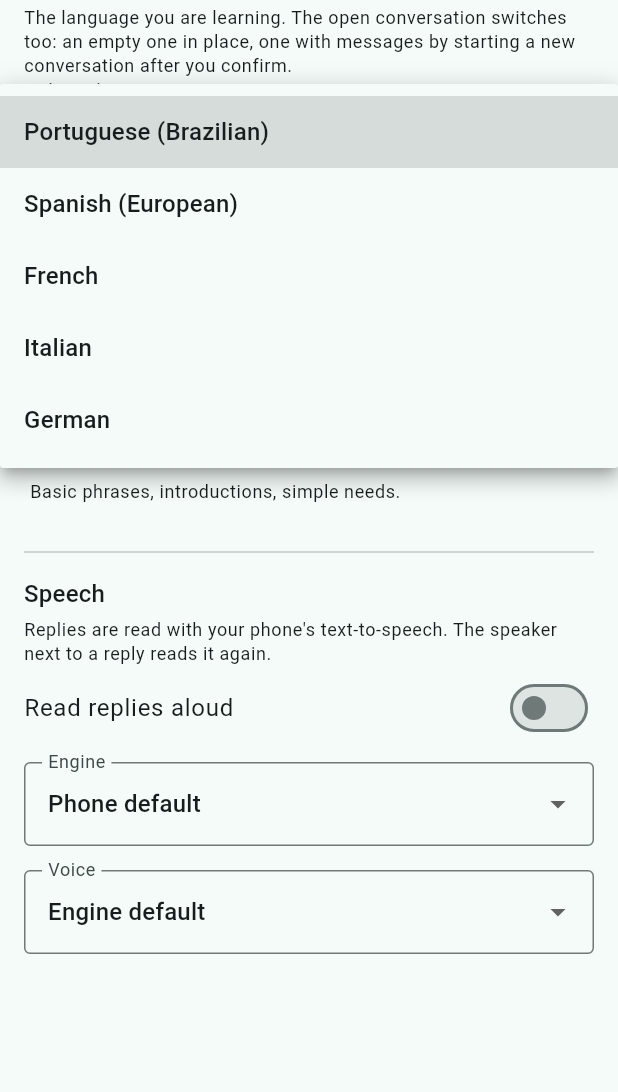
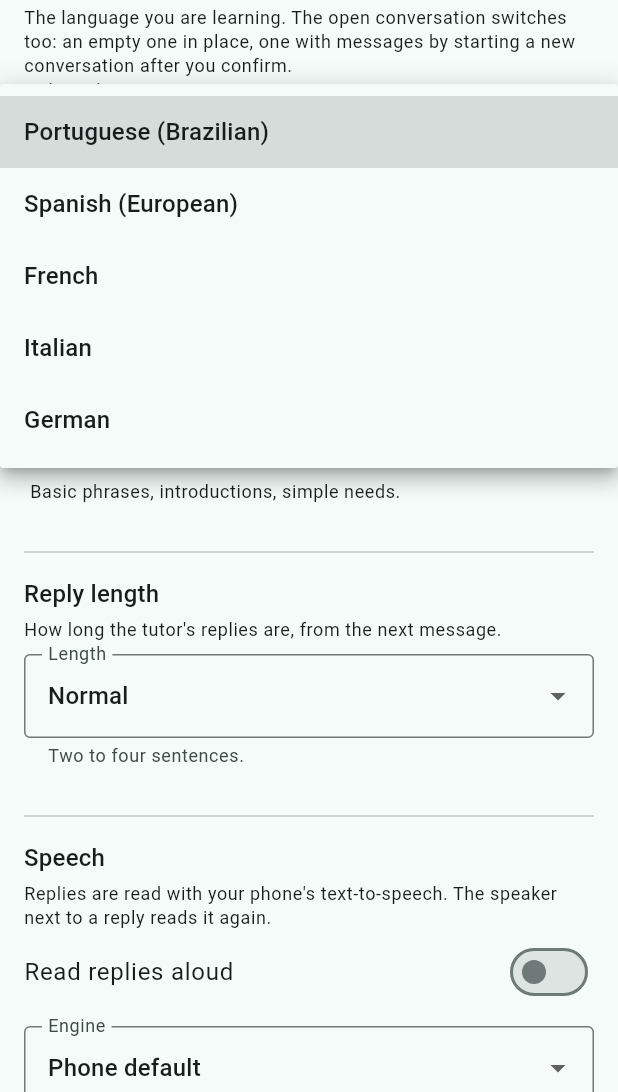
Before and after one commit to Pitrified/fala-language-tutor, a Flutter app: the LanguageSettingsScreen screen opened by its route, after a tap on "Portuguese (Brazilian)", on a phone screen of 412 x 824 dp, the part 144-1236 px from its top. Run offline on Flutter 3.47's test engine with Material 3 defaults, Android fonts, the phone set to English and light mode, and no system bars; our stand-ins replace flutter_riverpod, flutter_secure_storage, flutter_tts, freezed_annotation, go_router, hive and 1 more; missing offline and left inert: openai_dart; accounts and stored records are empty; generated files the repository leaves out were written again.

Commit message:
feat(14): reply length setting on the Language page
Short, normal or long, sent to the prompt as the matching length rule
from reply_style.json on every message.

Co-Authored-By: Claude Opus 5.5 <noreply@anthropic.com>
Claude-Session: https://claude.ai/code/session_017SavMvSBp2orTpJANzV16y

```diff
--- /dev/null
+++ b/lib/models/reply_length.dart
@@ -0,0 +1,29 @@
+/// How long the tutor's conversational reply is. Sent to the prompt as the
+/// length rule of the same name in `reply_style.json`.
+enum ReplyLength { short, normal, long }
+
+/// Labels and parsing for [ReplyLength].
+extension ReplyLengthX on ReplyLength {
+  /// Name shown in the picker.
+  String get label => switch (this) {
+    ReplyLength.short => 'Short',
+    ReplyLength.normal => 'Normal',
+    ReplyLength.long => 'Long',
+  };
+
+  /// What the tutor is asked for, shown under the picker.
+  String get description => switch (this) {
+    ReplyLength.short => 'One or two sentences.',
+    ReplyLength.normal => 'Two to four sentences.',
+    ReplyLength.long =>
+      'Four to six sentences, with a detail or opinion of the tutor\'s own.',
+  };
+
+  /// Parses a stored [ReplyLength.name], or null for anything else.
+  static ReplyLength? fromName(String? name) {
+    for (final length in ReplyLength.values) {
+      if (length.name == name) return length;
+    }
+    return null;
+  }
+}
--- a/lib/providers/conversation_provider.dart
+++ b/lib/providers/conversation_provider.dart
@@ -3,6 +3,7 @@ import 'package:flutter_riverpod/flutter_riverpod.dart';
 import '../services/conversation/conversation_controller.dart';
 import 'inference_provider.dart';
 import 'service_providers.dart';
+import 'settings_provider.dart';
 
 /// Provider for the ConversationController.
 ///
@@ -15,5 +16,6 @@ final conversationControllerProvider = Provider<ConversationController?>((ref) {
     streamEngine: streamEngine,
     repository: ref.watch(conversationRepositoryProvider),
     promptManager: ref.watch(promptManagerProvider),
+    replyLength: () => ref.read(replyLengthProvider),
   );
 });
--- a/lib/providers/settings_provider.dart
+++ b/lib/providers/settings_provider.dart
@@ -2,6 +2,7 @@ import 'package:flutter/foundation.dart';
 import 'package:flutter_riverpod/flutter_riverpod.dart';
 
 import '../models/cefr_level.dart';
+import '../models/reply_length.dart';
 import '../models/target_language.dart';
 import '../models/topic.dart';
 import '../services/inference/engine_kind.dart';
@@ -136,6 +137,25 @@ final defaultCefrLevelProvider =
       DefaultCefrLevelNotifier.new,
     );
 
+/// Reactive holder for the tutor's [ReplyLength]. Read by the conversation
+/// controller on every message, so a change applies to the next reply.
+class ReplyLengthNotifier extends Notifier<ReplyLength> {
+  @override
+  ReplyLength build() => ref.read(appSettingsRepositoryProvider).replyLength();
+
+  /// Persist [length].
+  Future<void> select(ReplyLength length) async {
+    if (length == state) return;
+    await ref.read(appSettingsRepositoryProvider).setReplyLength(length);
+    state = length;
+  }
+}
+
+/// Provider for the tutor's [ReplyLength].
+final replyLengthProvider = NotifierProvider<ReplyLengthNotifier, ReplyLength>(
+  ReplyLengthNotifier.new,
+);
+
 /// Reactive holder for the default topic seed used when starting new
 /// conversations. Empty string = no topic preference.
 ///
--- a/lib/screens/settings/language_settings_screen.dart
+++ b/lib/screens/settings/language_settings_screen.dart
@@ -5,6 +5,7 @@ import 'package:url_launcher/url_launcher.dart';
 import '../../build_info.dart';
 
 import '../../models/cefr_level.dart';
+import '../../models/reply_length.dart';
 import '../../models/target_language.dart';
 import '../../providers/conversation_provider.dart';
 import '../../providers/settings_provider.dart';
@@ -47,6 +48,17 @@ class LanguageSettingsScreen extends ConsumerWidget {
           ),
           const SizedBox(height: 8),
           const _CefrDropdown(),
+          const SizedBox(height: 24),
+          const Divider(),
+          const SizedBox(height: 8),
+          Text('Reply length', style: Theme.of(context).textTheme.titleMedium),
+          const SizedBox(height: 4),
+          Text(
+            'How long the tutor\'s replies are, from the next message.',
+            style: Theme.of(context).textTheme.bodySmall,
+          ),
+          const SizedBox(height: 8),
+          const _ReplyLengthDropdown(),
           const SizedBox(height: 24),
           const Divider(),
           const SizedBox(height: 8),
@@ -146,6 +158,35 @@ class _CefrDropdown extends ConsumerWidget {
           ),
         ),
       ],
+    );
+  }
+}
+
+/// The tutor's reply length, with what it asks for under the dropdown.
+class _ReplyLengthDropdown extends ConsumerWidget {
+  const _ReplyLengthDropdown();
+
+  @override
+  Widget build(BuildContext context, WidgetRef ref) {
+    final current = ref.watch(replyLengthProvider);
+    return DropdownButtonFormField<ReplyLength>(
+      initialValue: current,
+      decoration: InputDecoration(
+        border: const OutlineInputBorder(),
+        labelText: 'Length',
+        helperText: current.description,
+      ),
+      items: [
+        for (final length in ReplyLength.values)
+          DropdownMenuItem<ReplyLength>(
+            value: length,
+            child: Text(length.label),
+          ),
+      ],
+      onChanged: (length) async {
+        if (length == null) return;
+        await ref.read(replyLengthProvider.notifier).select(length);
+      },
     );
   }
 }
--- a/lib/services/conversation/conversation_controller.dart
+++ b/lib/services/conversation/conversation_controller.dart
@@ -4,6 +4,7 @@ import '../../models/app_exception.dart';
 import '../../models/cefr_level.dart';
 import '../../models/conversation.dart';
 import '../../models/conversation_message.dart';
+import '../../models/reply_length.dart';
 import '../../models/target_language.dart';
 import '../../models/tutor_response.dart';
 import '../inference/inference_engine.dart';
@@ -26,7 +27,10 @@ class ConversationController {
     required this.repository,
     required this.promptManager,
     this.maxHistoryMessages = 10,
+    this.replyLength = _normalLength,
   });
+
+  static ReplyLength _normalLength() => ReplyLength.normal;
 
   /// Streaming engine for the in-flight turn. Its terminal delta carries the
   /// same fully-typed value the one-shot path would produce, which is what we
@@ -35,6 +39,9 @@ class ConversationController {
   final ConversationRepository repository;
   final PromptManager promptManager;
   final int maxHistoryMessages;
+
+  /// The reply length setting, read on every message.
+  final ReplyLength Function() replyLength;
 
   /// Language the corrections, explanations and translations are written in.
   ///
@@ -258,7 +265,7 @@ class ConversationController {
           'reply_level': replyLevel,
           'level_guide': style.levelGuide(replyLevel),
           'reply_samples': style.samples(language.code, replyLevel),
-          'length_rule': style.lengthRule('normal'),
+          'length_rule': style.lengthRule(replyLength().name),
           'topic': _currentConversation!.topic,
           'user_message': content,
           'conversation_history': _formatHistory(),
--- a/lib/services/settings/app_settings_repository.dart
+++ b/lib/services/settings/app_settings_repository.dart
@@ -3,6 +3,7 @@ import 'dart:convert';
 import 'package:hive/hive.dart';
 
 import '../../models/cefr_level.dart';
+import '../../models/reply_length.dart';
 import '../../models/target_language.dart';
 import '../inference/engine_kind.dart';
 import '../inference/openai_models.dart';
@@ -29,6 +30,9 @@ class AppSettingsRepository {
 
   /// Hive key storing the default [CefrLevel] for new conversations.
   static const String keyDefaultCefr = 'default_cefr';
+
+  /// Key for the tutor's reply length.
+  static const String keyReplyLength = 'reply_length';
 
   /// Hive key storing the default topic seed for new conversations.
   static const String keyDefaultTopic = 'default_topic';
@@ -59,6 +63,9 @@ class AppSettingsRepository {
 
   /// Fallback CEFR level for the very first conversation.
   static const CefrLevel defaultCefrLevel = CefrLevel.a1;
+
+  /// Reply length when none is stored.
+  static const ReplyLength defaultReplyLength = ReplyLength.normal;
 
   /// Empty string means "no topic" (the prompt template degrades gracefully).
   static const String defaultTopic = '';
@@ -111,6 +118,17 @@ class AppSettingsRepository {
   /// Persist [level] as the default CEFR level for new conversations.
   Future<void> setDefaultCefr(CefrLevel level) async {
     await _box.put(keyDefaultCefr, level.name);
+  }
+
+  /// Returns the persisted [ReplyLength], or [defaultReplyLength].
+  ReplyLength replyLength() {
+    return ReplyLengthX.fromName(_box.get(keyReplyLength)) ??
+        defaultReplyLength;
+  }
+
+  /// Persist [length] as the tutor's reply length.
+  Future<void> setReplyLength(ReplyLength length) async {
+    await _box.put(keyReplyLength, length.name);
   }
 
   /// Returns the persisted default topic seed (or empty string).
```
Also changed, not shown: 8 other files.
